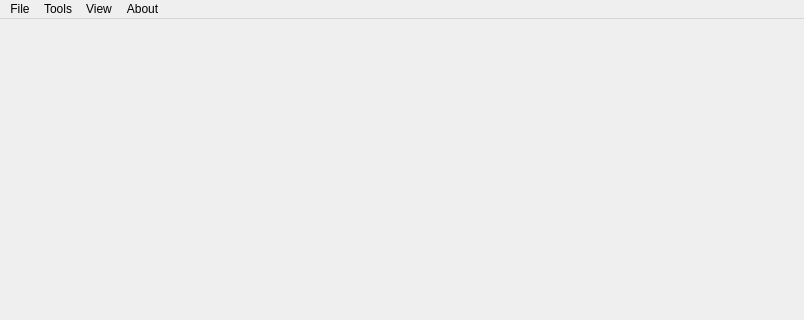
This is src/gui/main/MainWindow.ui in toplib/OpenATC as Qt 5 draws it before an edit; both pictures show x 0 to 804 and y 0 to 320 of the 804 by 595 pixel window. The edited form follows.
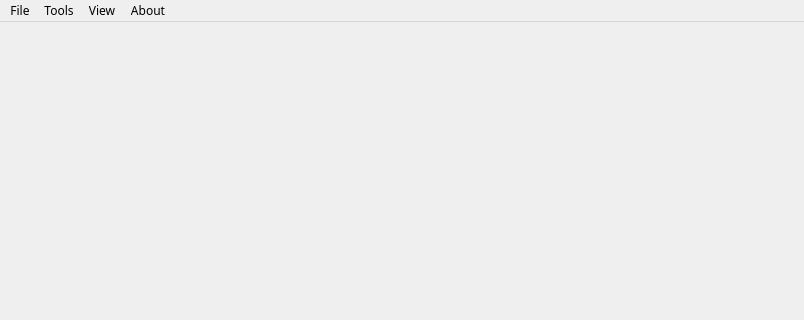
This is the edited form.

Commit message:
feat: add AirCraft class and update UI
Add AirCraft simulation class inheriting from Entity with speed property.
Add virtual coordinate getter/setter methods to Entity base class.
Redesign Settings dialog to use file pickers for Font, Models, and Cache paths.
Update MainWindow title to SimpleATC and add Help menu action.
Comment out Config singleton getInstance() method and simplify main.cpp.
Update CMakeLists.txt to include new AirCraft.h header.

Diff of the .ui file:
```diff
--- a/src/gui/main/MainWindow.ui
+++ b/src/gui/main/MainWindow.ui
@@ -10,6 +10,11 @@
     <height>595</height>
    </rect>
   </property>
+  <property name="font">
+   <font>
+    <family>JetBrainsMono Nerd Font</family>
+   </font>
+  </property>
   <property name="windowTitle">
    <string>MainWindow</string>
   </property>
@@ -20,7 +25,7 @@
      <x>0</x>
      <y>0</y>
      <width>804</width>
-     <height>29</height>
+     <height>30</height>
     </rect>
    </property>
    <widget class="QMenu" name="menuFile">
```
Left out of the diff: 8 changed lines with no effect on the pictures. The commit also changes 7 other files.
